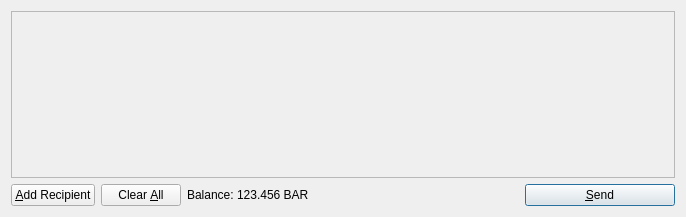
Qt form src/qt/forms/sendcoinsdialog.ui (DigitalCurrencyProgramming/VanCoin) before a commit.
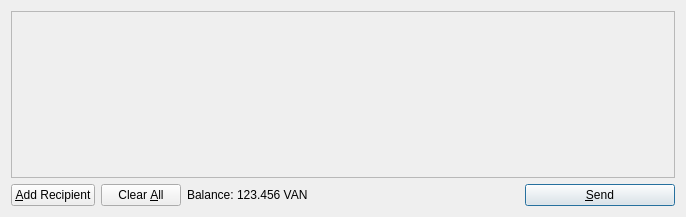
The same form after that commit. Icons and pictures are not drawn.

The edit to the form file:
```diff
--- a/src/qt/forms/sendcoinsdialog.ui
+++ b/src/qt/forms/sendcoinsdialog.ui
@@ -119,7 +119,7 @@
           <cursorShape>IBeamCursor</cursorShape>
          </property>
          <property name="text">
-          <string>123.456 BAR</string>
+          <string>123.456 VAN</string>
          </property>
          <property name="textInteractionFlags">
           <set>Qt::LinksAccessibleByMouse|Qt::TextSelectableByKeyboard|Qt::TextSelectableByMouse</set>
```
